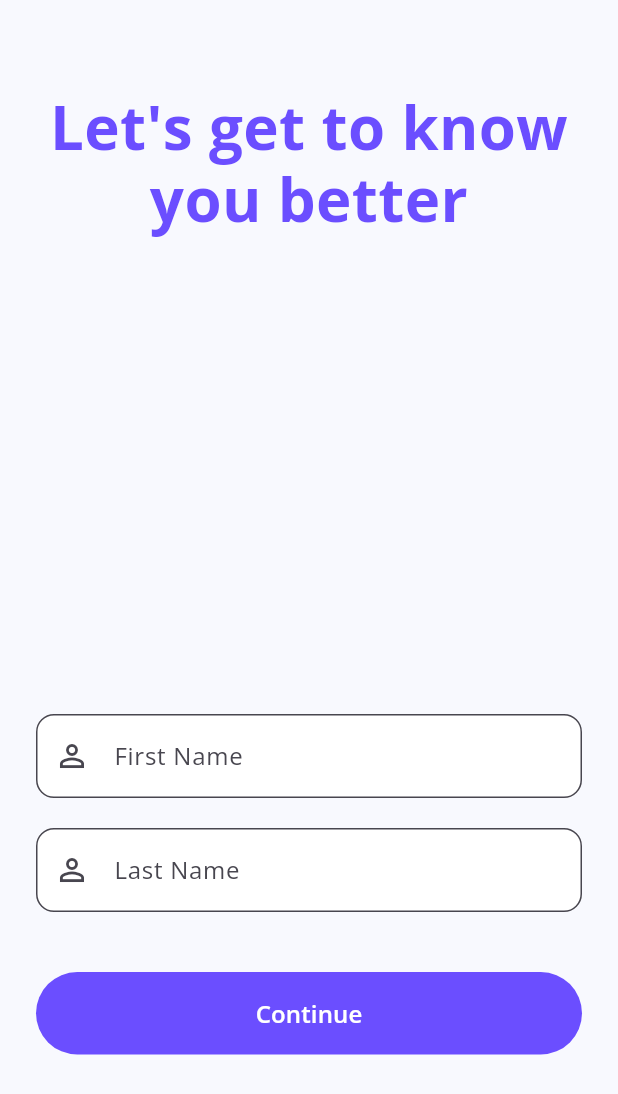
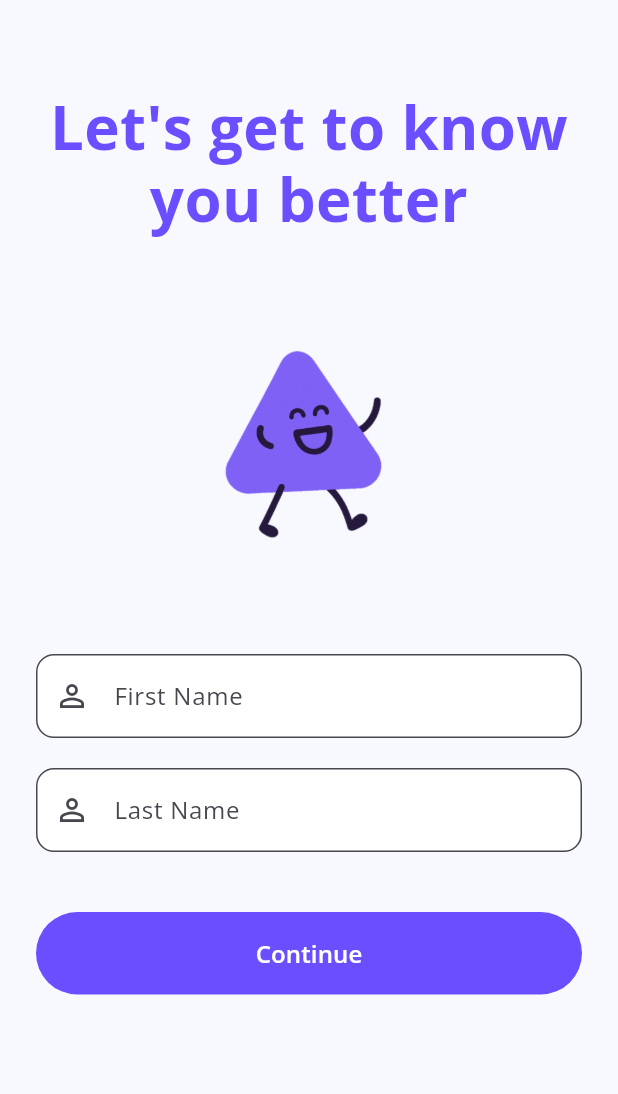
Before and after one commit to GhadyMattar/smart-habit-tracker, a Flutter app: the screen it shows after launch, after a tap on "Get Started", on a phone screen of 412 x 824 dp. Shown: the top 1094 px of the screen. Run offline on Flutter 3.47's test engine with Material 3 defaults, Android fonts, the phone set to English and light mode, and no system bars; our stand-ins replace fl_chart, google_fonts, shared_preferences; accounts and stored records are empty.

Commit message:
Add welcome image and update welcome screen

```diff
--- a/lib/features/onboarding/screens/welcome_screen.dart
+++ b/lib/features/onboarding/screens/welcome_screen.dart
@@ -91,7 +91,17 @@ class _WelcomeScreenState extends State<WelcomeScreen> {
                 ),
                 textAlign: TextAlign.center,
               ),
-              const SizedBox(height: 320),
+              const SizedBox(height: 40),
+              // Image
+              Container(
+                height: 200,
+                alignment: Alignment.center,
+                child: Image.asset(
+                  'assets/images/welcome_image.png',
+                  fit: BoxFit.contain,
+                ),
+              ),
+              const SizedBox(height: 40),
               // Form
               Form(
                 key: _formKey,
```
Also changed, not shown: assets/images/welcome_image.png (added).
